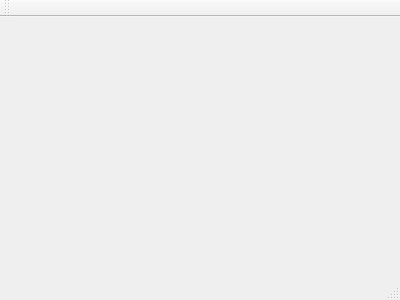
First picture: the form in mainwindow.ui, repository Admiral-Fish/PokeFinder, before the edit.
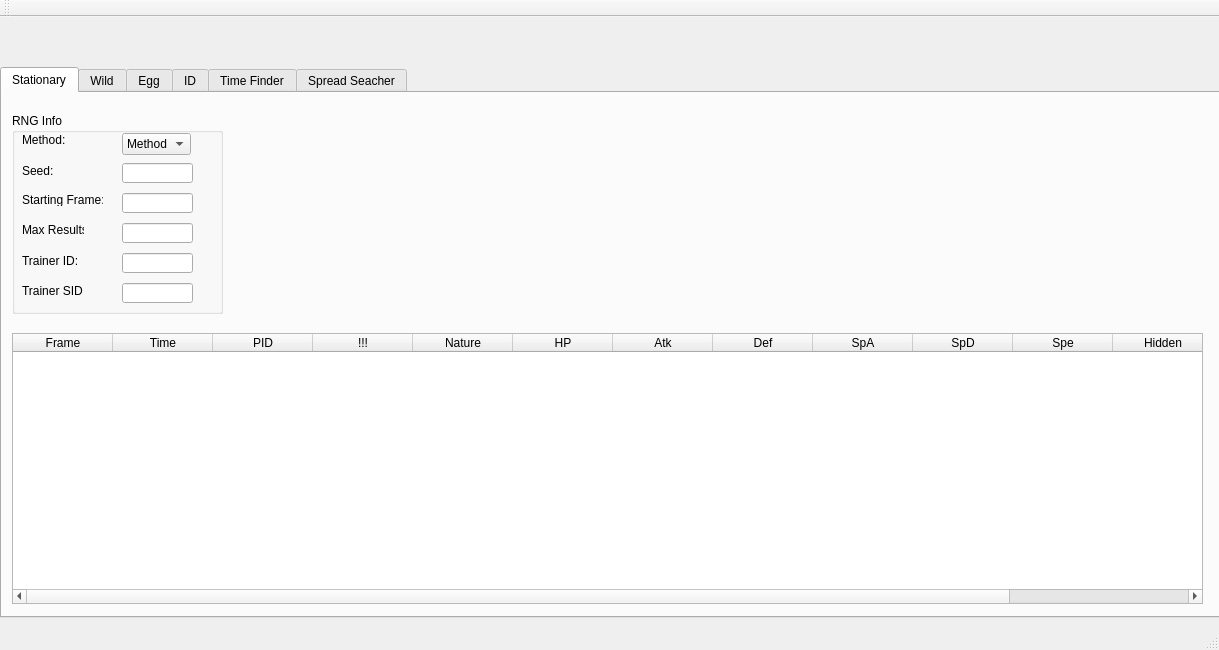
Second picture: the form after the edit.

Commit message: Main Window GUI Testing

Diff of the .ui file:
```diff
--- a/mainwindow.ui
+++ b/mainwindow.ui
@@ -1,24 +1,371 @@
 <ui version="4.0">
  <class>MainWindow</class>
- <widget class="QMainWindow" name="MainWindow" >
-  <property name="geometry" >
+ <widget class="QMainWindow" name="MainWindow">
+  <property name="geometry">
    <rect>
     <x>0</x>
     <y>0</y>
-    <width>400</width>
-    <height>300</height>
+    <width>1219</width>
+    <height>650</height>
    </rect>
   </property>
   <property name="windowTitle" >
    <string>MainWindow</string>
   </property>
-  <widget class="QMenuBar" name="menuBar" />
-  <widget class="QToolBar" name="mainToolBar" />
-  <widget class="QWidget" name="centralWidget" />
-  <widget class="QStatusBar" name="statusBar" />
+  <widget class="QWidget" name="centralWidget">
+   <widget class="QTabWidget" name="tabRNGSelector">
+    <property name="geometry">
+     <rect>
+      <x>0</x>
+      <y>50</y>
+      <width>1221</width>
+      <height>551</height>
+     </rect>
+    </property>
+    <property name="currentIndex">
+     <number>0</number>
+    </property>
+    <widget class="QWidget" name="tabStationary">
+     <attribute name="title">
+      <string>Stationary</string>
+     </attribute>
+     <widget class="QGroupBox" name="groupBox">
+      <property name="geometry">
+       <rect>
+        <x>10</x>
+        <y>20</y>
+        <width>211</width>
+        <height>201</height>
+       </rect>
+      </property>
+      <property name="title">
+       <string>RNG Info</string>
+      </property>
+      <widget class="QLabel" name="methodLabel">
+       <property name="geometry">
+        <rect>
+         <x>10</x>
+         <y>20</y>
+         <width>47</width>
+         <height>13</height>
+        </rect>
+       </property>
+       <property name="text">
+        <string>Method:</string>
+       </property>
+      </widget>
+      <widget class="QLabel" name="startingFrameLabel">
+       <property name="geometry">
+        <rect>
+         <x>10</x>
+         <y>80</y>
+         <width>81</width>
+         <height>13</height>
+        </rect>
+       </property>
+       <property name="text">
+        <string>Starting Frame:</string>
+       </property>
+      </widget>
+      <widget class="QLabel" name="maxResultsLabel">
+       <property name="geometry">
+        <rect>
+         <x>10</x>
+         <y>110</y>
+         <width>62</width>
+         <height>13</height>
+        </rect>
+       </property>
+       <property name="text">
+        <string>Max Results:</string>
+       </property>
+      </widget>
+      <widget class="QLabel" name="idLabel">
+       <property name="geometry">
+        <rect>
+         <x>10</x>
+         <y>140</y>
+         <width>61</width>
+         <height>16</height>
+        </rect>
+       </property>
+       <property name="text">
+        <string>Trainer ID:</string>
+       </property>
+      </widget>
+      <widget class="QLabel" name="sidLabel">
+       <property name="geometry">
+        <rect>
+         <x>10</x>
+         <y>170</y>
+         <width>61</width>
+         <height>16</height>
+        </rect>
+       </property>
+       <property name="text">
+        <string>Trainer SID:</string>
+       </property>
+      </widget>
+      <widget class="QComboBox" name="comboBox">
+       <property name="geometry">
+        <rect>
+         <x>110</x>
+         <y>20</y>
+         <width>69</width>
+         <height>22</height>
+        </rect>
+       </property>
+       <item>
+        <property name="text">
+         <string>Method 1</string>
+        </property>
+       </item>
+       <item>
+        <property name="text">
+         <string>Method 2</string>
+        </property>
+       </item>
+       <item>
+        <property name="text">
+         <string>Method 4</string>
+        </property>
+       </item>
+       <item>
+        <property name="text">
+         <string>XD/Colo</string>
+        </property>
+       </item>
+      </widget>
+      <widget class="QLineEdit" name="initialSeed">
+       <property name="geometry">
+        <rect>
+         <x>110</x>
+         <y>50</y>
+         <width>71</width>
+         <height>20</height>
+        </rect>
+       </property>
+       <property name="sizePolicy">
+        <sizepolicy hsizetype="Fixed" vsizetype="Fixed">
+         <horstretch>0</horstretch>
+         <verstretch>0</verstretch>
+        </sizepolicy>
+       </property>
+       <property name="maximumSize">
+        <size>
+         <width>100</width>
+         <height>100</height>
+        </size>
+       </property>
+       <property name="inputMask">
+        <string>Hhhhhhhh</string>
+       </property>
+       <property name="text">
+        <string/>
+       </property>
+       <property name="maxLength">
+        <number>8</number>
+       </property>
+       <property name="cursorPosition">
+        <number>0</number>
+       </property>
+       <property name="alignment">
+        <set>Qt::AlignLeading|Qt::AlignLeft|Qt::AlignVCenter</set>
+       </property>
+       <property name="clearButtonEnabled">
+        <bool>false</bool>
+       </property>
+      </widget>
+      <widget class="QLabel" name="seedLabel">
+       <property name="geometry">
+        <rect>
+         <x>10</x>
+         <y>50</y>
+         <width>31</width>
+         <height>16</height>
+        </rect>
+       </property>
+       <property name="text">
+        <string>Seed:</string>
+       </property>
+      </widget>
+      <widget class="QLineEdit" name="startingFrame">
+       <property name="geometry">
+        <rect>
+         <x>110</x>
+         <y>80</y>
+         <width>71</width>
+         <height>20</height>
+        </rect>
+       </property>
+       <property name="inputMask">
+        <string>9999999999</string>
+       </property>
+      </widget>
+      <widget class="QLineEdit" name="maxResults">
+       <property name="geometry">
+        <rect>
+         <x>110</x>
+         <y>110</y>
+         <width>71</width>
+         <height>20</height>
+        </rect>
+       </property>
+       <property name="inputMask">
+        <string>9999999999</string>
+       </property>
+      </widget>
+      <widget class="QLineEdit" name="id">
+       <property name="geometry">
+        <rect>
+         <x>110</x>
+         <y>140</y>
+         <width>71</width>
+         <height>20</height>
+        </rect>
+       </property>
+       <property name="inputMask">
+        <string>99999</string>
+       </property>
+      </widget>
+      <widget class="QLineEdit" name="sid">
+       <property name="geometry">
+        <rect>
+         <x>110</x>
+         <y>170</y>
+         <width>71</width>
+         <height>20</height>
+        </rect>
+       </property>
+       <property name="inputMask">
+        <string>99999</string>
+       </property>
+      </widget>
+     </widget>
+     <widget class="QTableWidget" name="tableWidget">
+      <property name="geometry">
+       <rect>
+        <x>10</x>
+        <y>240</y>
+        <width>1191</width>
+        <height>271</height>
+       </rect>
+      </property>
+      <column>
+       <property name="text">
+        <string>Frame</string>
+       </property>
+      </column>
+      <column>
+       <property name="text">
+        <string>Time</string>
+       </property>
+      </column>
+      <column>
+       <property name="text">
+        <string>PID</string>
+       </property>
+      </column>
+      <column>
+       <property name="text">
+        <string>!!!</string>
+       </property>
+      </column>
+      <column>
+       <property name="text">
+        <string>Nature</string>
+       </property>
+      </column>
+      <column>
+       <property name="text">
+        <string>HP</string>
+       </property>
+      </column>
+      <column>
+       <property name="text">
+        <string>Atk</string>
+       </property>
+      </column>
+      <column>
+       <property name="text">
+        <string>Def</string>
+       </property>
+      </column>
+      <column>
+       <property name="text">
+        <string>SpA</string>
+       </property>
+      </column>
+      <column>
+       <property name="text">
+        <string>SpD</string>
+       </property>
+      </column>
+      <column>
+       <property name="text">
+        <string>Spe</string>
+       </property>
+      </column>
+      <column>
+       <property name="text">
+        <string>Hidden</string>
+       </property>
+      </column>
+      <column>
+       <property name="text">
+        <string>Power</string>
+       </property>
+      </column>
+     </widget>
+    </widget>
+    <widget class="QWidget" name="tabWild">
+     <attribute name="title">
+      <string>Wild</string>
+     </attribute>
+    </widget>
+    <widget class="QWidget" name="tabEgg">
+     <attribute name="title">
+      <string>Egg</string>
+     </attribute>
+    </widget>
+    <widget class="QWidget" name="tabID">
+     <attribute name="title">
+      <string>ID</string>
+     </attribute>
+    </widget>
+    <widget class="QWidget" name="tabTimeFinder">
+     <attribute name="title">
+      <string>Time Finder</string>
+     </attribute>
+    </widget>
+    <widget class="QWidget" name="tabSpreadSearcher">
+     <attribute name="title">
+      <string>Spread Seacher</string>
+     </attribute>
+    </widget>
+   </widget>
+  </widget>
+  <widget class="QMenuBar" name="menuBar">
+   <property name="geometry">
+    <rect>
+     <x>0</x>
+     <y>0</y>
+     <width>1219</width>
+     <height>21</height>
+    </rect>
+   </property>
+  </widget>
+  <widget class="QToolBar" name="mainToolBar">
+   <attribute name="toolBarArea">
+    <enum>TopToolBarArea</enum>
+   </attribute>
+   <attribute name="toolBarBreak">
+    <bool>false</bool>
+   </attribute>
+  </widget>
+  <widget class="QStatusBar" name="statusBar"/>
  </widget>
- <layoutDefault spacing="6" margin="11" />
- <pixmapfunction></pixmapfunction>
+ <layoutdefault spacing="6" margin="11"/>
  <resources/>
  <connections/>
 </ui>
```
Left out of the diff: 5 changed lines with no effect on the pictures.
